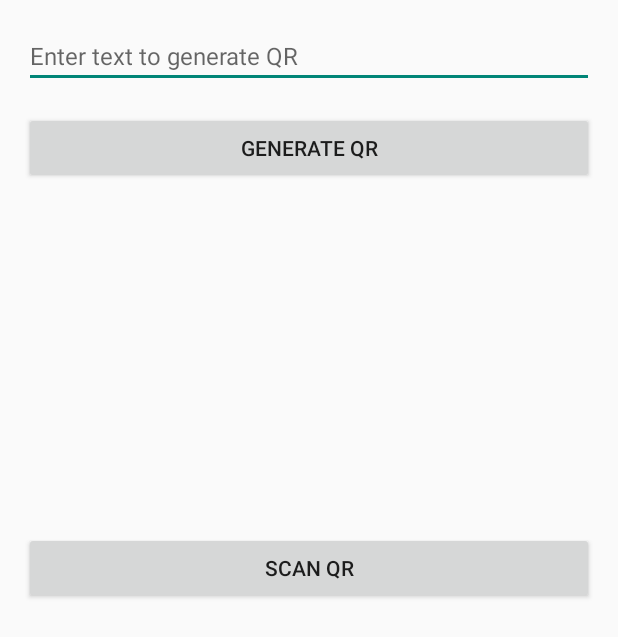
After one commit to Harsya1/SiWANGAN, an Android app built with Jetpack Compose: the layout activity_qr_generate.xml on its own in the app's theme, with its tools: preview values and no code run, on a phone screen of 412 x 824 dp. The commit adds this screen. Shown: the top 637 px of the screen. Run offline under Robolectric (Android 15) with nearby library versions, the phone set to English and light mode, and no system bars.

Commit message:
change app into full light mode and add sample qr code

```diff
--- a/app/build.gradle.kts
+++ b/app/build.gradle.kts
@@ -68,6 +68,8 @@ dependencies {
     implementation ("com.google.firebase:firebase-database-ktx:21.0.0")
     implementation ("com.github.ismaeldivita:chip-navigation-bar:1.4.0")
     implementation ("com.google.android.gms:play-services-auth:21.1.0")
+    implementation("com.google.zxing:core:3.4.1")
+    implementation("com.journeyapps:zxing-android-embedded:4.3.0")
 
 
     implementation(libs.androidx.core.ktx)
--- a/app/src/main/AndroidManifest.xml
+++ b/app/src/main/AndroidManifest.xml
@@ -43,6 +43,9 @@
             android:name=".Activity.Admin.AdminActivity"
             android:exported="true" />
         <activity
+            android:name=".Activity.EditProfileActivity"
+            android:exported="false"/>
+        <activity
             android:name=".Activity.DetailUmkmActivity"
             android:exported="false" />
         <activity
--- /dev/null
+++ b/app/src/main/res/layout/activity_qr_generate.xml
@@ -0,0 +1,35 @@
+<?xml version="1.0" encoding="utf-8"?>
+<LinearLayout xmlns:android="http://schemas.android.com/apk/res/android"
+    android:layout_width="match_parent"
+    android:layout_height="match_parent"
+    android:orientation="vertical"
+    android:padding="16dp">
+
+    <EditText
+        android:id="@+id/et_input"
+        android:layout_width="match_parent"
+        android:layout_height="wrap_content"
+        android:hint="Enter text to generate QR"
+        android:textSize="16sp" />
+
+    <Button
+        android:id="@+id/btn_generate_qr"
+        android:layout_width="match_parent"
+        android:layout_height="wrap_content"
+        android:text="Generate QR"
+        android:layout_marginTop="16dp" />
+
+    <ImageView
+        android:id="@+id/iv_qr_code"
+        android:layout_width="match_parent"
+        android:layout_height="200dp"
+        android:layout_marginTop="16dp" />
+
+    <Button
+        android:id="@+id/btn_scan_qr"
+        android:layout_width="match_parent"
+        android:layout_height="wrap_content"
+        android:text="Scan QR"
+        android:layout_marginTop="16dp" />
+
+</LinearLayout>
--- a/app/src/main/res/values/themes.xml
+++ b/app/src/main/res/values/themes.xml
@@ -1,7 +1,6 @@
-<?xml version="1.0" encoding="utf-8"?>
 <resources>
 
-    <style name="Theme.SiWANGAN" parent="Theme.AppCompat.DayNight.DarkActionBar" >
+    <style name="Theme.SiWANGAN" parent="Theme.AppCompat.Light.NoActionBar">
         <item name="android:statusBarColor">@color/transparant</item>
     </style>
 
```
Also changed, not shown: app/src/main/java/com/example/siwangan/Activity/QRGenerateActivity.kt (added, +126 -0 lines).
